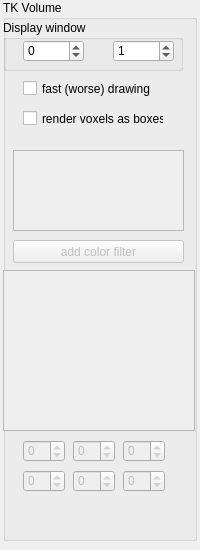
Before: the Qt Designer form dpVision/ui/UiPropVolumetric.ui in pojdulos/pyDpVision, drawn with Qt 5.
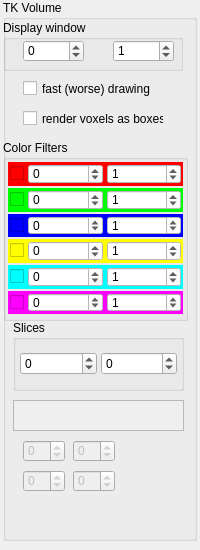
After: the same form once the commit is applied.

What changed in the file:
```diff
--- a/dpVision/ui/UiPropVolumetric.ui
+++ b/dpVision/ui/UiPropVolumetric.ui
@@ -50,54 +50,12 @@
     <property name="geometry">
      <rect>
       <x>10</x>
-      <y>150</y>
+      <y>400</y>
       <width>171</width>
-      <height>81</height>
+      <height>31</height>
      </rect>
     </property>
    </widget>
-   <widget class="QPushButton" name="addColorWidgetButton">
-    <property name="enabled">
-     <bool>false</bool>
-    </property>
-    <property name="geometry">
-     <rect>
-      <x>10</x>
-      <y>240</y>
-      <width>171</width>
-      <height>23</height>
-     </rect>
-    </property>
-    <property name="text">
-     <string>add color filter</string>
-    </property>
-   </widget>
-   <widget class="QScrollArea" name="scrollArea">
-    <property name="enabled">
-     <bool>false</bool>
-    </property>
-    <property name="geometry">
-     <rect>
-      <x>0</x>
-      <y>270</y>
-      <width>192</width>
-      <height>161</height>
-     </rect>
-    </property>
-    <property name="widgetResizable">
-     <bool>true</bool>
-    </property>
-    <widget class="QWidget" name="scrollAreaWidgetContents">
-     <property name="geometry">
-      <rect>
-       <x>0</x>
-       <y>0</y>
-       <width>190</width>
-       <height>159</height>
-      </rect>
-     </property>
-    </widget>
-   </widget>
    <widget class="QSpinBox" name="xBspin">
     <property name="enabled">
      <bool>false</bool>
@@ -174,44 +132,6 @@
      <number>99999</number>
     </property>
    </widget>
-   <widget class="QSpinBox" name="zEspin">
-    <property name="enabled">
-     <bool>false</bool>
-    </property>
-    <property name="geometry">
-     <rect>
-      <x>120</x>
-      <y>470</y>
-      <width>42</width>
-      <height>22</height>
-     </rect>
-    </property>
-    <property name="minimum">
-     <number>-99999</number>
-    </property>
-    <property name="maximum">
-     <number>99999</number>
-    </property>
-   </widget>
-   <widget class="QSpinBox" name="zBspin">
-    <property name="enabled">
-     <bool>false</bool>
-    </property>
-    <property name="geometry">
-     <rect>
-      <x>120</x>
-      <y>440</y>
-      <width>42</width>
-      <height>22</height>
-     </rect>
-    </property>
-    <property name="minimum">
-     <number>-99999</number>
-    </property>
-    <property name="maximum">
-     <number>99999</number>
-    </property>
-   </widget>
    <widget class="QGroupBox" name="groupBox">
     <property name="geometry">
      <rect>
@@ -298,6 +218,635 @@
      <string>render voxels as boxes</string>
     </property>
    </widget>
+   <widget class="QGroupBox" name="groupBox_2">
+    <property name="geometry">
+     <rect>
+      <x>0</x>
+      <y>140</y>
+      <width>185</width>
+      <height>181</height>
+     </rect>
+    </property>
+    <property name="title">
+     <string>Color Filters</string>
+    </property>
+    <layout class="QVBoxLayout" name="verticalLayout">
+     <property name="spacing">
+      <number>2</number>
+     </property>
+     <property name="leftMargin">
+      <number>2</number>
+     </property>
+     <property name="topMargin">
+      <number>2</number>
+     </property>
+     <property name="rightMargin">
+      <number>2</number>
+     </property>
+     <property name="bottomMargin">
+      <number>4</number>
+     </property>
+     <item>
+      <widget class="QWidget" name="widget" native="true">
+       <property name="styleSheet">
+        <string notr="true">background-color: #f00;</string>
+       </property>
+       <layout class="QHBoxLayout" name="horizontalLayout">
+        <property name="spacing">
+         <number>4</number>
+        </property>
+        <property name="leftMargin">
+         <number>2</number>
+        </property>
+        <property name="topMargin">
+         <number>2</number>
+        </property>
+        <property name="rightMargin">
+         <number>2</number>
+        </property>
+        <property name="bottomMargin">
+         <number>2</number>
+        </property>
+        <item>
+         <widget class="QCheckBox" name="f1CheckBox">
+          <property name="sizePolicy">
+           <sizepolicy hsizetype="Fixed" vsizetype="Fixed">
+            <horstretch>0</horstretch>
+            <verstretch>0</verstretch>
+           </sizepolicy>
+          </property>
+          <property name="layoutDirection">
+           <enum>Qt::LeftToRight</enum>
+          </property>
+          <property name="autoFillBackground">
+           <bool>false</bool>
+          </property>
+          <property name="styleSheet">
+           <string notr="true">background-color: #f00;</string>
+          </property>
+          <property name="text">
+           <string/>
+          </property>
+         </widget>
+        </item>
+        <item>
+         <widget class="QDoubleSpinBox" name="f1SpinMin">
+          <property name="styleSheet">
+           <string notr="true">background-color: #fff;</string>
+          </property>
+          <property name="decimals">
+           <number>0</number>
+          </property>
+          <property name="minimum">
+           <double>-100000.000000000000000</double>
+          </property>
+          <property name="maximum">
+           <double>100000.000000000000000</double>
+          </property>
+          <property name="singleStep">
+           <double>1.000000000000000</double>
+          </property>
+         </widget>
+        </item>
+        <item>
+         <widget class="QDoubleSpinBox" name="f1SpinMax">
+          <property name="styleSheet">
+           <string notr="true">background-color: #fff;</string>
+          </property>
+          <property name="decimals">
+           <number>0</number>
+          </property>
+          <property name="minimum">
+           <double>-100000.000000000000000</double>
+          </property>
+          <property name="maximum">
+           <double>100000.000000000000000</double>
+          </property>
+          <property name="singleStep">
+           <double>1.000000000000000</double>
+          </property>
+          <property name="value">
+           <double>1.000000000000000</double>
+          </property>
+         </widget>
+        </item>
+       </layout>
+      </widget>
+     </item>
+     <item>
+      <widget class="QWidget" name="widget_2" native="true">
+       <property name="styleSheet">
+        <string notr="true">background-color: #0f0;</string>
+       </property>
+       <layout class="QHBoxLayout" name="horizontalLayout_2">
+        <property name="spacing">
+         <number>4</number>
+        </property>
+        <property name="leftMargin">
+         <number>2</number>
+        </property>
+        <property name="topMargin">
+         <number>2</number>
+        </property>
+        <property name="rightMargin">
+         <number>2</number>
+        </property>
+        <property name="bottomMargin">
+         <number>2</number>
+        </property>
+        <item>
+         <widget class="QCheckBox" name="f2CheckBox">
+          <property name="sizePolicy">
+           <sizepolicy hsizetype="Fixed" vsizetype="Fixed">
+            <horstretch>0</horstretch>
+            <verstretch>0</verstretch>
+           </sizepolicy>
+          </property>
+          <property name="layoutDirection">
+           <enum>Qt::LeftToRight</enum>
+          </property>
+          <property name="autoFillBackground">
+           <bool>false</bool>
+          </property>
+          <property name="styleSheet">
+           <string notr="true">background-color: #0f0;</string>
+          </property>
+          <property name="text">
+           <string/>
+          </property>
+         </widget>
+        </item>
+        <item>
+         <widget class="QDoubleSpinBox" name="f2SpinMin">
+          <property name="styleSheet">
+           <string notr="true">background-color: #fff;</string>
+          </property>
+          <property name="decimals">
+           <number>0</number>
+          </property>
+          <property name="minimum">
+           <double>-100000.000000000000000</double>
+          </property>
+          <property name="maximum">
+           <double>100000.000000000000000</double>
+          </property>
+          <property name="singleStep">
+           <double>1.000000000000000</double>
+          </property>
+         </widget>
+        </item>
+        <item>
+         <widget class="QDoubleSpinBox" name="f2SpinMax">
+          <property name="styleSheet">
+           <string notr="true">background-color: #fff;</string>
+          </property>
+          <property name="decimals">
+           <number>0</number>
+          </property>
+          <property name="minimum">
+           <double>-100000.000000000000000</double>
+          </property>
+          <property name="maximum">
+           <double>100000.000000000000000</double>
+          </property>
+          <property name="singleStep">
+           <double>1.000000000000000</double>
+          </property>
+          <property name="value">
+           <double>1.000000000000000</double>
+          </property>
+         </widget>
+        </item>
+       </layout>
+      </widget>
+     </item>
+     <item>
+      <widget class="QWidget" name="widget_3" native="true">
+       <property name="styleSheet">
+        <string notr="true">background-color: #00f;</string>
+       </property>
+       <layout class="QHBoxLayout" name="horizontalLayout_3">
+        <property name="spacing">
+         <number>4</number>
+        </property>
+        <property name="leftMargin">
+         <number>2</number>
+        </property>
+        <property name="topMargin">
+         <number>2</number>
+        </property>
+        <property name="rightMargin">
+         <number>2</number>
+        </property>
+        <property name="bottomMargin">
+         <number>2</number>
+        </property>
+        <item>
+         <widget class="QCheckBox" name="f3CheckBox">
+          <property name="sizePolicy">
+           <sizepolicy hsizetype="Fixed" vsizetype="Fixed">
+            <horstretch>0</horstretch>
+            <verstretch>0</verstretch>
+           </sizepolicy>
+          </property>
+          <property name="layoutDirection">
+           <enum>Qt::LeftToRight</enum>
+          </property>
+          <property name="autoFillBackground">
+           <bool>false</bool>
+          </property>
+          <property name="styleSheet">
+           <string notr="true">background-color: #00f;</string>
+          </property>
+          <property name="text">
+           <string/>
+          </property>
+         </widget>
+        </item>
+        <item>
+         <widget class="QDoubleSpinBox" name="f3SpinMin">
+          <property name="styleSheet">
+           <string notr="true">background-color: #fff;</string>
+          </property>
+          <property name="decimals">
+           <number>0</number>
+          </property>
+          <property name="minimum">
+           <double>-100000.000000000000000</double>
+          </property>
+          <property name="maximum">
+           <double>100000.000000000000000</double>
+          </property>
+          <property name="singleStep">
+           <double>1.000000000000000</double>
+          </property>
+         </widget>
+        </item>
+        <item>
+         <widget class="QDoubleSpinBox" name="f3SpinMax">
+          <property name="styleSheet">
+           <string notr="true">background-color: #fff;</string>
+          </property>
+          <property name="decimals">
+           <number>0</number>
+          </property>
+          <property name="minimum">
+           <double>-100000.000000000000000</double>
+          </property>
+          <property name="maximum">
+           <double>100000.000000000000000</double>
+          </property>
+          <property name="singleStep">
+           <double>1.000000000000000</double>
+          </property>
+          <property name="value">
+           <double>1.000000000000000</double>
+          </property>
+         </widget>
+        </item>
+       </layout>
+      </widget>
+     </item>
+     <item>
+      <widget class="QWidget" name="widget_4" native="true">
+       <property name="styleSheet">
+        <string notr="true">background-color: #ff0;</string>
+       </property>
+       <layout class="QHBoxLayout" name="horizontalLayout_4">
+        <property name="spacing">
+         <number>4</number>
+        </property>
+        <property name="leftMargin">
+         <number>2</number>
+        </property>
+        <property name="topMargin">
+         <number>2</number>
+        </property>
+        <property name="rightMargin">
+         <number>2</number>
+        </property>
+        <property name="bottomMargin">
+         <number>2</number>
+        </property>
+        <item>
+         <widget class="QCheckBox" name="f4CheckBox">
+          <property name="sizePolicy">
+           <sizepolicy hsizetype="Fixed" vsizetype="Fixed">
+            <horstretch>0</horstretch>
+            <verstretch>0</verstretch>
+           </sizepolicy>
+          </property>
+          <property name="layoutDirection">
+           <enum>Qt::LeftToRight</enum>
+          </property>
+          <property name="autoFillBackground">
+           <bool>false</bool>
+          </property>
+          <property name="styleSheet">
+           <string notr="true">background-color: #ff0;</string>
+          </property>
+          <property name="text">
+           <string/>
+          </property>
+         </widget>
+        </item>
+        <item>
+         <widget class="QDoubleSpinBox" name="f4SpinMin">
+          <property name="styleSheet">
+           <string notr="true">background-color: #fff;</string>
+          </property>
+          <property name="decimals">
+           <number>0</number>
+          </property>
+          <property name="minimum">
+           <double>-100000.000000000000000</double>
+          </property>
+          <property name="maximum">
+           <double>100000.000000000000000</double>
+          </property>
+          <property name="singleStep">
+           <double>1.000000000000000</double>
+          </property>
+         </widget>
+        </item>
+        <item>
+         <widget class="QDoubleSpinBox" name="f4SpinMax">
+          <property name="styleSheet">
+           <string notr="true">background-color: #fff;</string>
+          </property>
+          <property name="decimals">
+           <number>0</number>
+          </property>
+          <property name="minimum">
+           <double>-100000.000000000000000</double>
+          </property>
+          <property name="maximum">
+           <double>100000.000000000000000</double>
+          </property>
+          <property name="singleStep">
+           <double>1.000000000000000</double>
+          </property>
+          <property name="value">
+           <double>1.000000000000000</double>
+          </property>
+         </widget>
+        </item>
+       </layout>
+      </widget>
+     </item>
+     <item>
+      <widget class="QWidget" name="widget_5" native="true">
+       <property name="styleSheet">
+        <string notr="true">background-color: #0ff;</string>
+       </property>
+       <layout class="QHBoxLayout" name="horizontalLayout_5">
+        <property name="spacing">
+         <number>4</number>
+        </property>
+        <property name="leftMargin">
+         <number>2</number>
+        </property>
+        <property name="topMargin">
+         <number>2</number>
+        </property>
+        <property name="rightMargin">
+         <number>2</number>
+        </property>
+        <property name="bottomMargin">
+         <number>2</number>
+        </property>
+        <item>
+         <widget class="QCheckBox" name="f5CheckBox">
+          <property name="sizePolicy">
+           <sizepolicy hsizetype="Fixed" vsizetype="Fixed">
+            <horstretch>0</horstretch>
+            <verstretch>0</verstretch>
+           </sizepolicy>
+          </property>
+          <property name="layoutDirection">
+           <enum>Qt::LeftToRight</enum>
+          </property>
+          <property name="autoFillBackground">
+           <bool>false</bool>
+          </property>
+          <property name="styleSheet">
+           <string notr="true">background-color: #0ff;</string>
+          </property>
+          <property name="text">
+           <string/>
+          </property>
+         </widget>
+        </item>
+        <item>
+         <widget class="QDoubleSpinBox" name="f5SpinMin">
+          <property name="styleSheet">
+           <string notr="true">background-color: #fff;</string>
+          </property>
+          <property name="decimals">
+           <number>0</number>
+          </property>
+          <property name="minimum">
+           <double>-100000.000000000000000</double>
+          </property>
+          <property name="maximum">
+           <double>100000.000000000000000</double>
+          </property>
+          <property name="singleStep">
+           <double>1.000000000000000</double>
+          </property>
+         </widget>
+        </item>
+        <item>
+         <widget class="QDoubleSpinBox" name="f5SpinMax">
+          <property name="styleSheet">
+           <string notr="true">background-color: #fff;</string>
+          </property>
+          <property name="decimals">
+           <number>0</number>
+          </property>
+          <property name="minimum">
+           <double>-100000.000000000000000</double>
+          </property>
+          <property name="maximum">
+           <double>100000.000000000000000</double>
+          </property>
+          <property name="singleStep">
+           <double>1.000000000000000</double>
+          </property>
+          <property name="value">
+           <double>1.000000000000000</double>
+          </property>
+         </widget>
+        </item>
+       </layout>
+      </widget>
+     </item>
+     <item>
+      <widget class="QWidget" name="widget_6" native="true">
+       <property name="styleSheet">
+        <string notr="true">background-color: #f0f;</string>
+       </property>
+       <layout class="QHBoxLayout" name="horizontalLayout_6">
+        <property name="spacing">
+         <number>4</number>
+        </property>
+        <property name="leftMargin">
+         <number>2</number>
+        </property>
+        <property name="topMargin">
+         <number>2</number>
+        </property>
+        <property name="rightMargin">
+         <number>2</number>
+        </property>
+        <property name="bottomMargin">
+         <number>2</number>
+        </property>
+        <item>
+         <widget class="QCheckBox" name="f6CheckBox">
+          <property name="sizePolicy">
+           <sizepolicy hsizetype="Fixed" vsizetype="Fixed">
+            <horstretch>0</horstretch>
+            <verstretch>0</verstretch>
+           </sizepolicy>
+          </property>
+          <property name="layoutDirection">
+           <enum>Qt::LeftToRight</enum>
+          </property>
+          <property name="autoFillBackground">
+           <bool>false</bool>
+          </property>
+          <property name="styleSheet">
+           <string notr="true">background-color: #f0f;</string>
+          </property>
+          <property name="text">
+           <string/>
+          </property>
+         </widget>
+        </item>
+        <item>
+         <widget class="QDoubleSpinBox" name="f6SpinMin">
+          <property name="styleSheet">
+           <string notr="true">background-color: #fff;</string>
+          </property>
+          <property name="decimals">
+           <number>0</number>
+          </property>
+          <property name="minimum">
+           <double>-100000.000000000000000</double>
+          </property>
+          <property name="maximum">
+           <double>100000.000000000000000</double>
+          </property>
+          <property name="singleStep">
+           <double>1.000000000000000</double>
+          </property>
+         </widget>
+        </item>
+        <item>
+         <widget class="QDoubleSpinBox" name="f6SpinMax">
+          <property name="styleSheet">
+           <string notr="true">background-color: #fff;</string>
+          </property>
+          <property name="decimals">
+           <number>0</number>
+          </property>
+          <property name="minimum">
+           <double>-100000.000000000000000</double>
+          </property>
+          <property name="maximum">
+           <double>100000.000000000000000</double>
+          </property>
+          <property name="singleStep">
+           <double>1.000000000000000</double>
+          </property>
+          <property name="value">
+           <double>1.000000000000000</double>
+          </property>
+         </widget>
+        </item>
+       </layout>
+      </widget>
+     </item>
+    </layout>
+   </widget>
+   <widget class="QGroupBox" name="groupBox_3">
+    <property name="geometry">
+     <rect>
+      <x>10</x>
+      <y>320</y>
+      <width>171</width>
+      <height>71</height>
+     </rect>
+    </property>
+    <property name="title">
+     <string>Slices</string>
+    </property>
+    <layout class="QVBoxLayout" name="verticalLayout_2">
+     <property name="spacing">
+      <number>4</number>
+     </property>
+     <property name="leftMargin">
+      <number>2</number>
+     </property>
+     <property name="topMargin">
+      <number>2</number>
+     </property>
+     <property name="rightMargin">
+      <number>2</number>
+     </property>
+     <property name="bottomMargin">
+      <number>2</number>
+     </property>
+     <item>
+      <widget class="QWidget" name="widget_7" native="true">
+       <layout class="QHBoxLayout" name="horizontalLayout_7">
+        <property name="spacing">
+         <number>4</number>
+        </property>
+        <property name="leftMargin">
+         <number>2</number>
+        </property>
+        <property name="topMargin">
+         <number>2</number>
+        </property>
+        <property name="rightMargin">
+         <number>2</number>
+        </property>
+        <property name="bottomMargin">
+         <number>2</number>
+        </property>
+        <item>
+         <widget class="QSpinBox" name="zBspin">
+          <property name="enabled">
+           <bool>true</bool>
+          </property>
+          <property name="minimum">
+           <number>-99999</number>
+          </property>
+          <property name="maximum">
+           <number>99999</number>
+          </property>
+         </widget>
+        </item>
+        <item>
+         <widget class="QSpinBox" name="zEspin">
+          <property name="enabled">
+           <bool>true</bool>
+          </property>
+          <property name="minimum">
+           <number>-99999</number>
+          </property>
+          <property name="maximum">
+           <number>99999</number>
+          </property>
+         </widget>
+        </item>
+       </layout>
+      </widget>
+     </item>
+    </layout>
+   </widget>
   </widget>
  </widget>
  <tabstops>
```
Left out of the diff: 16 changed lines with no effect on the pictures.
